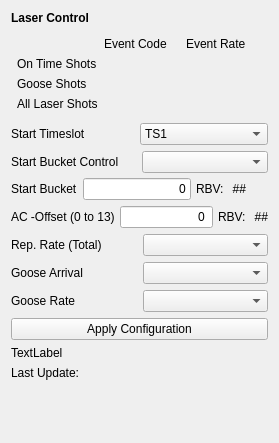
This is opcpa_tpr_config/rep_rate_config.ui in ipotanin/opcpa-tpr-config as Qt 5 draws it before an edit. The edited form follows.
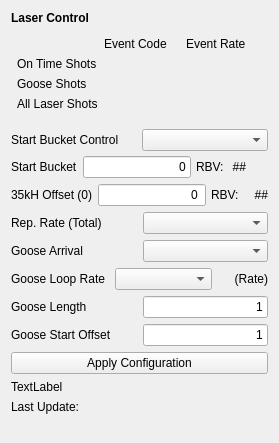
This is the edited form. Custom widgets are drawn as their Qt base class.

Commit message: WIP: update gui for new sequences - add vars for goose start, len -  allow no device config (for xpp ) option - add bay 1 (xpp) config

The edit to the form file:
```diff
--- a/opcpa_tpr_config/rep_rate_config.ui
+++ b/opcpa_tpr_config/rep_rate_config.ui
@@ -156,27 +156,6 @@
       <property name="bottomMargin">
        <number>0</number>
       </property>
-      <item>
-       <widget class="QLabel" name="nc_timeslot_label">
-        <property name="text">
-         <string>Start Timeslot</string>
-        </property>
-       </widget>
-      </item>
-      <item>
-       <widget class="QComboBox" name="nc_timeslot_selector">
-        <item>
-         <property name="text">
-          <string>TS1</string>
-         </property>
-        </item>
-        <item>
-         <property name="text">
-          <string>TS4</string>
-         </property>
-        </item>
-       </widget>
-      </item>
      </layout>
     </widget>
    </item>
@@ -325,7 +304,7 @@
           <item>
            <widget class="QLabel" name="nc_start_bucket_label">
             <property name="text">
-             <string>AC -Offset (0 to 13)</string>
+             <string>35kH Offset (0)</string>
             </property>
            </widget>
           </item>
@@ -408,12 +387,94 @@
      <item>
       <widget class="QLabel" name="goose_rate_label">
        <property name="text">
-        <string>Goose Rate</string>
+        <string>Goose Loop Rate</string>
        </property>
       </widget>
      </item>
      <item>
       <widget class="QComboBox" name="goose_rate_box"/>
+     </item>
+     <item>
+      <widget class="QLabel" name="goose_rate_label_3">
+       <property name="sizePolicy">
+        <sizepolicy hsizetype="MinimumExpanding" vsizetype="Preferred">
+         <horstretch>0</horstretch>
+         <verstretch>0</verstretch>
+        </sizepolicy>
+       </property>
+       <property name="maximumSize">
+        <size>
+         <width>50</width>
+         <height>16777215</height>
+        </size>
+       </property>
+       <property name="text">
+        <string>(Rate)</string>
+       </property>
+       <property name="alignment">
+        <set>Qt::AlignRight|Qt::AlignTrailing|Qt::AlignVCenter</set>
+       </property>
+      </widget>
+     </item>
+    </layout>
+   </item>
+   <item>
+    <layout class="QHBoxLayout" name="goose_rate_layout_2">
+     <item>
+      <widget class="QLabel" name="goose_len_label">
+       <property name="text">
+        <string>Goose Length</string>
+       </property>
+      </widget>
+     </item>
+     <item>
+      <widget class="QLineEdit" name="goose_len_input">
+       <property name="sizePolicy">
+        <sizepolicy hsizetype="Preferred" vsizetype="Fixed">
+         <horstretch>0</horstretch>
+         <verstretch>0</verstretch>
+        </sizepolicy>
+       </property>
+       <property name="inputMask">
+        <string>9</string>
+       </property>
+       <property name="text">
+        <string>1</string>
+       </property>
+       <property name="alignment">
+        <set>Qt::AlignRight|Qt::AlignTrailing|Qt::AlignVCenter</set>
+       </property>
+      </widget>
+     </item>
+    </layout>
+   </item>
+   <item>
+    <layout class="QHBoxLayout" name="goose_rate_layout_4">
+     <item>
+      <widget class="QLabel" name="goose_start_label">
+       <property name="text">
+        <string>Goose Start Offset</string>
+       </property>
+      </widget>
+     </item>
+     <item>
+      <widget class="QLineEdit" name="goose_start_input">
+       <property name="sizePolicy">
+        <sizepolicy hsizetype="Preferred" vsizetype="Fixed">
+         <horstretch>0</horstretch>
+         <verstretch>0</verstretch>
+        </sizepolicy>
+       </property>
+       <property name="inputMask">
+        <string>9</string>
+       </property>
+       <property name="text">
+        <string>1</string>
+       </property>
+       <property name="alignment">
+        <set>Qt::AlignRight|Qt::AlignTrailing|Qt::AlignVCenter</set>
+       </property>
+      </widget>
      </item>
     </layout>
    </item>
```
Left out of the diff: 2 changed lines with no effect on the pictures. The commit also changes 3 other files.
